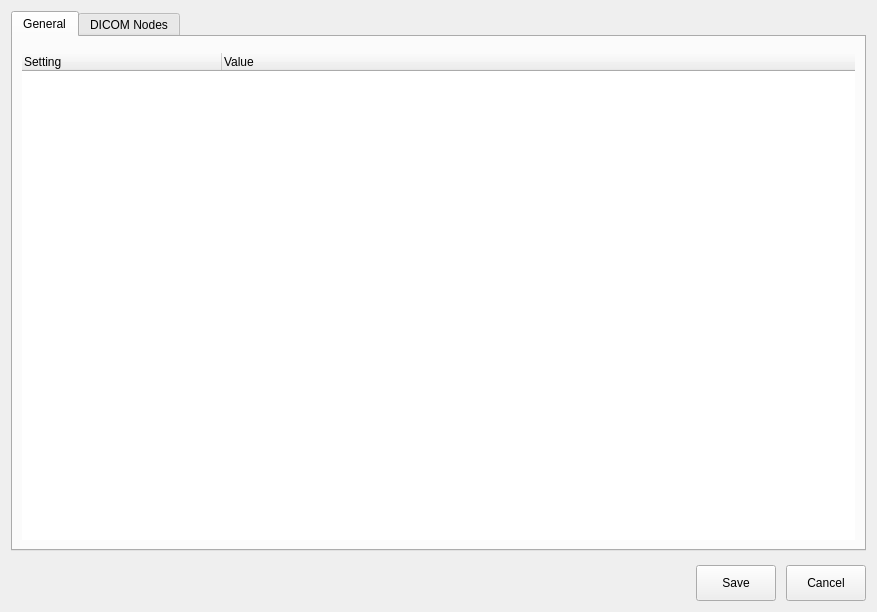
Qt form services/ui/forms/configuration.ui (mri4all/console) before a commit.
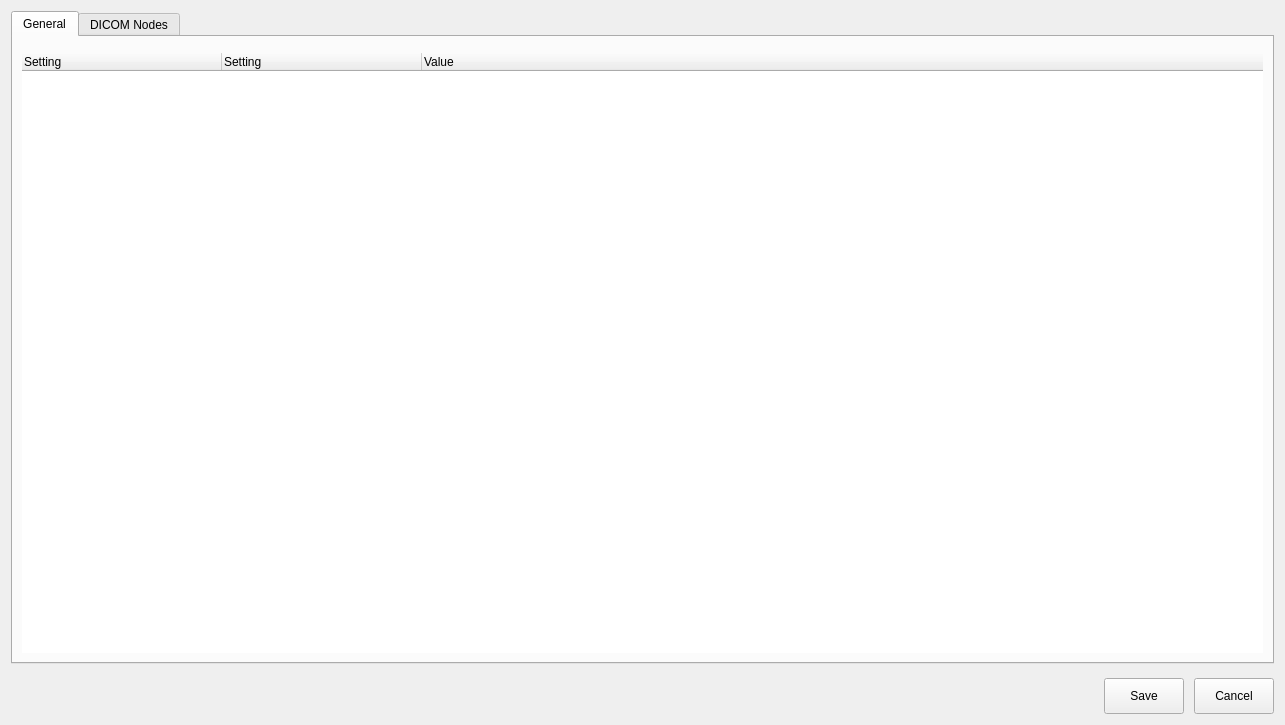
The same form after that commit.

Commit message: Continued w configuration

Patch:
```diff
--- a/services/ui/forms/configuration.ui
+++ b/services/ui/forms/configuration.ui
@@ -6,8 +6,8 @@
    <rect>
     <x>0</x>
     <y>0</y>
-    <width>877</width>
-    <height>612</height>
+    <width>1285</width>
+    <height>725</height>
    </rect>
   </property>
   <property name="windowTitle">
@@ -41,6 +41,15 @@
          <property name="editTriggers">
           <set>QAbstractItemView::CurrentChanged|QAbstractItemView::DoubleClicked|QAbstractItemView::EditKeyPressed|QAbstractItemView::SelectedClicked</set>
          </property>
+         <property name="showDropIndicator" stdset="0">
+          <bool>false</bool>
+         </property>
+         <property name="alternatingRowColors">
+          <bool>true</bool>
+         </property>
+         <property name="columnCount">
+          <number>3</number>
+         </property>
          <attribute name="headerVisible">
           <bool>true</bool>
          </attribute>
@@ -52,6 +61,11 @@
            <string>Setting</string>
           </property>
          </column>
+         <column>
+          <property name="text">
+           <string>Setting</string>
+          </property>
+         </column>
          <column>
           <property name="text">
            <string>Value</string>
```
Left out of the diff: 2 changed lines with no effect on the pictures. The commit also changes 2 other files.
